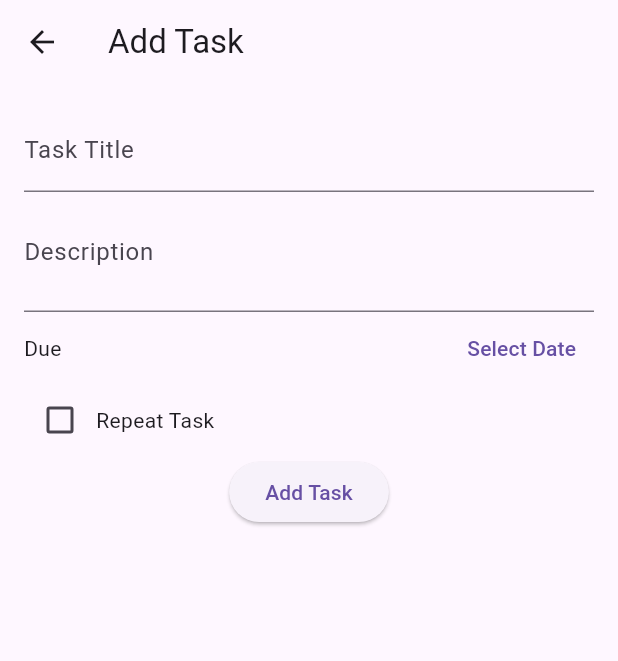
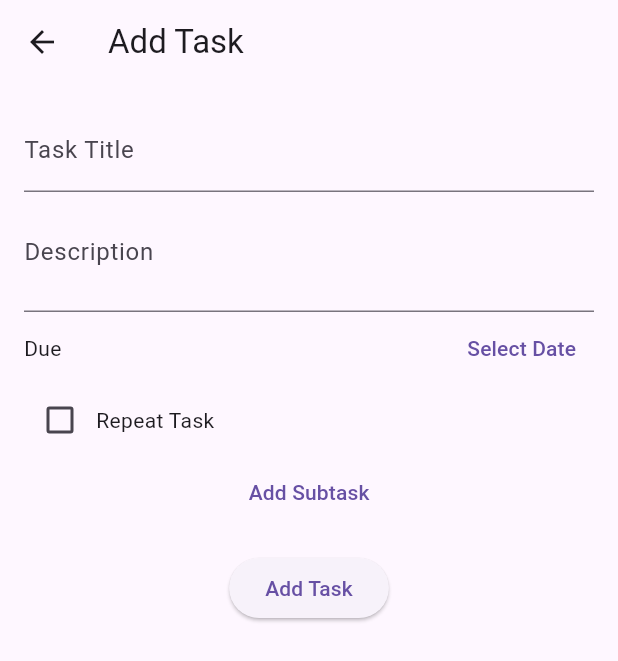
Before and after one commit to haseeb009009/notes-taking-app, a Flutter app: the AddScreen screen opened directly, on a phone screen of 412 x 824 dp. Shown: the top 661 px of the screen. Run offline on Flutter 3.47's test engine with Material 3 defaults, Android fonts, the phone set to English and light mode, and no system bars; our stand-ins replace csv, flutter_local_notifications, pdf, sqflite; accounts and stored records are empty.

Commit message:
task_management _app

```diff
--- a/task_management_app/lib/models/task_model.dart
+++ b/task_management_app/lib/models/task_model.dart
@@ -1,18 +1,19 @@
+//lib/models/task_model.dart
 class TaskModel {
-  int? id;
-  String title;
-  String description;
-  DateTime dueDate;
-  bool isCompleted;
-  bool isRepeated;
+  final int? id;
+  final String title;
+  final String description;
+  final DateTime dueDate;
+  final bool isRepeated;
+  final bool isCompleted;
 
   TaskModel({
     this.id,
     required this.title,
     required this.description,
     required this.dueDate,
+    this.isRepeated = false,
     this.isCompleted = false,
-    this.isRepeated = false,
   });
 
   Map<String, dynamic> toMap() {
@@ -21,8 +22,8 @@ class TaskModel {
       'title': title,
       'description': description,
       'dueDate': dueDate.toIso8601String(),
+      'isRepeated': isRepeated ? 1 : 0,
       'isCompleted': isCompleted ? 1 : 0,
-      'isRepeated': isRepeated ? 1 : 0,
     };
   }
 
@@ -32,8 +33,8 @@ class TaskModel {
       title: map['title'],
       description: map['description'],
       dueDate: DateTime.parse(map['dueDate']),
+      isRepeated: map['isRepeated'] == 1,
       isCompleted: map['isCompleted'] == 1,
-      isRepeated: map['isRepeated'] == 1,
     );
   }
 }
--- a/task_management_app/lib/screens/add_task_screen.dart
+++ b/task_management_app/lib/screens/add_task_screen.dart
@@ -1,3 +1,5 @@
+//lib/screens/add_task_screen.dart
+
 import 'package:flutter/material.dart';
 import 'package:provider/provider.dart';
 import '../models/task_model.dart';
@@ -11,18 +13,30 @@ class AddScreen extends StatefulWidget {
 class _AddScreenState extends State<AddScreen> {
   final _titleController = TextEditingController();
   final _descriptionController = TextEditingController();
+  final List<TextEditingController> _subtaskControllers = [];
   DateTime _selectedDate = DateTime.now();
   bool _isRepeated = false;
+
+  void _addSubtaskField() {
+    setState(() {
+      _subtaskControllers.add(TextEditingController());
+    });
+  }
 
   void _submitTask() {
     if (_titleController.text.isEmpty || _descriptionController.text.isEmpty) {
       return;
     }
+    // Gather subtasks from the subtask controllers
+    final subtasks =
+        _subtaskControllers.map((controller) => controller.text).toList();
     final task = TaskModel(
       title: _titleController.text,
       description: _descriptionController.text,
       dueDate: _selectedDate,
       isRepeated: _isRepeated,
+      subtasks: subtasks,
+      subtaskCompletion: List.filled(subtasks.length, false),
     );
     Provider.of<TaskProvider>(context, listen: false).addTask(task);
     Navigator.of(context).pop();
@@ -82,6 +96,23 @@ class _AddScreenState extends State<AddScreen> {
                 Text('Repeat Task')
               ],
             ),
+            // Display subtask input fields
+            Column(
+              children: _subtaskControllers
+                  .map((controller) => Padding(
+                        padding: const EdgeInsets.symmetric(vertical: 4.0),
+                        child: TextField(
+                          controller: controller,
+                          decoration: InputDecoration(labelText: 'Subtask'),
+                        ),
+                      ))
+                  .toList(),
+            ),
+            TextButton(
+              onPressed: _addSubtaskField,
+              child: Text('Add Subtask'),
+            ),
+            SizedBox(height: 16),
             ElevatedButton(
               onPressed: _submitTask,
               child: Text('Add Task'),
--- a/task_management_app/lib/screens/home_screen.dart
+++ b/task_management_app/lib/screens/home_screen.dart
@@ -1,3 +1,5 @@
+//lib/screens/home_screen.dart
+
 import 'package:flutter/material.dart';
 import 'package:provider/provider.dart';
 import '../providers/task_provider.dart';
--- a/task_management_app/lib/screens/task_detail_screen.dart
+++ b/task_management_app/lib/screens/task_detail_screen.dart
@@ -1,3 +1,5 @@
+//lib/screens/task_detail_screen.dart
+
 import 'package:flutter/material.dart';
 import 'package:provider/provider.dart';
 import '../models/task_model.dart';
--- a/task_management_app/lib/services/notification_service.dart
+++ b/task_management_app/lib/services/notification_service.dart
@@ -1,3 +1,4 @@
+//lib/services/notification_service.dart
 import 'package:flutter_local_notifications/flutter_local_notifications.dart';
 
 class NotificationService {
--- a/task_management_app/lib/services/theme_service.dart
+++ b/task_management_app/lib/services/theme_service.dart
@@ -1,3 +1,5 @@
+//lib/services/theme_service.dart
+
 import 'package:flutter/material.dart';
 
 class ThemeService {
--- a/task_management_app/lib/widgets/task_list_widget.dart
+++ b/task_management_app/lib/widgets/task_list_widget.dart
@@ -1,3 +1,5 @@
+//lib/widget/task_list_widget.dart
+
 import 'package:flutter/material.dart';
 import '../models/task_model.dart';
 
--- a/task_management_app/pubspec.yaml
+++ b/task_management_app/pubspec.yaml
@@ -14,6 +14,7 @@ dependencies:
   flutter_local_notifications: ^9.4.0
   share_plus: ^4.5.0
   csv: ^5.0.0
+  path: ^1.8.0
 
 dev_dependencies:
   flutter_test:
```
Also changed, not shown: task_management_app/lib/providers/task_provider.dart (+94 -17 lines), task_management_app/lib/services/database_service.dart (+24 -18 lines), task_management_app/pubspec.lock, 5 other files.
